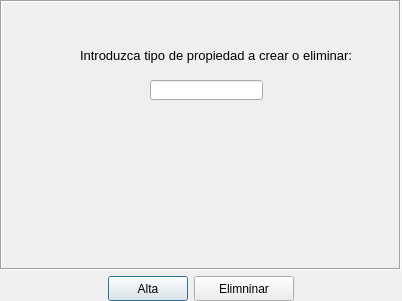
This is templates/dlgGestionProp.ui in Manuerty/ProyecyoDI as Qt 5 draws it before an edit. The edited form follows.
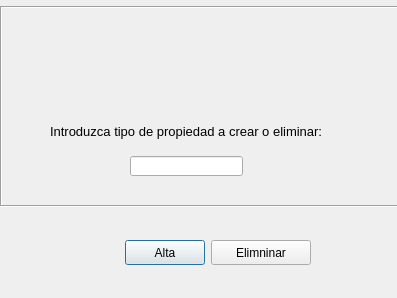
This is the edited form. Icons and pictures are not drawn.

Commit message: feat(dlggestionProp): add auxiliar window

What changed in the file:
```diff
--- a/templates/dlgGestionProp.ui
+++ b/templates/dlgGestionProp.ui
@@ -6,25 +6,25 @@
    <rect>
     <x>0</x>
     <y>0</y>
-    <width>402</width>
-    <height>301</height>
+    <width>397</width>
+    <height>298</height>
    </rect>
   </property>
   <property name="windowTitle">
    <string>Dialog</string>
   </property>
-  <widget class="QWidget" name="layoutWidget">
-   <property name="geometry">
-    <rect>
-     <x>0</x>
-     <y>0</y>
-     <width>401</width>
-     <height>301</height>
-    </rect>
-   </property>
-   <layout class="QVBoxLayout" name="verticalLayout">
-    <item>
+  <property name="modal">
+   <bool>true</bool>
+  </property>
      <widget class="QFrame" name="frame">
+   <property name="geometry">
+    <rect>
+     <x>0</x>
+     <y>6</y>
+     <width>399</width>
+     <height>201</height>
+    </rect>
+   </property>
       <property name="layoutDirection">
        <enum>Qt::LeftToRight</enum>
       </property>
@@ -37,8 +37,8 @@
       <widget class="QLabel" name="label">
        <property name="geometry">
         <rect>
-         <x>80</x>
-         <y>40</y>
+      <x>50</x>
+      <y>110</y>
          <width>275</width>
          <height>31</height>
         </rect>
@@ -73,8 +73,8 @@
       <widget class="QLineEdit" name="txtTipoProp">
        <property name="geometry">
         <rect>
-         <x>150</x>
-         <y>80</y>
+      <x>130</x>
+      <y>150</y>
          <width>113</width>
          <height>20</height>
         </rect>
@@ -86,9 +86,32 @@
         </sizepolicy>
        </property>
       </widget>
-     </widget>
-    </item>
-    <item>
+   <widget class="QLabel" name="label_2">
+    <property name="geometry">
+     <rect>
+      <x>130</x>
+      <y>0</y>
+      <width>141</width>
+      <height>121</height>
+     </rect>
+    </property>
+    <property name="text">
+     <string/>
+    </property>
+    <property name="pixmap">
+     <pixmap>../img/house.ico</pixmap>
+    </property>
+   </widget>
+  </widget>
+  <widget class="QWidget" name="">
+   <property name="geometry">
+    <rect>
+     <x>80</x>
+     <y>240</y>
+     <width>275</width>
+     <height>25</height>
+    </rect>
+   </property>
      <layout class="QHBoxLayout" name="horizontalLayout">
       <item>
        <spacer name="horizontalSpacer">
@@ -147,8 +170,6 @@
          </size>
         </property>
        </spacer>
-      </item>
-     </layout>
     </item>
    </layout>
   </widget>
```
Lines whose indentation alone changed are shown as unchanged. The commit also changes 3 other files.
